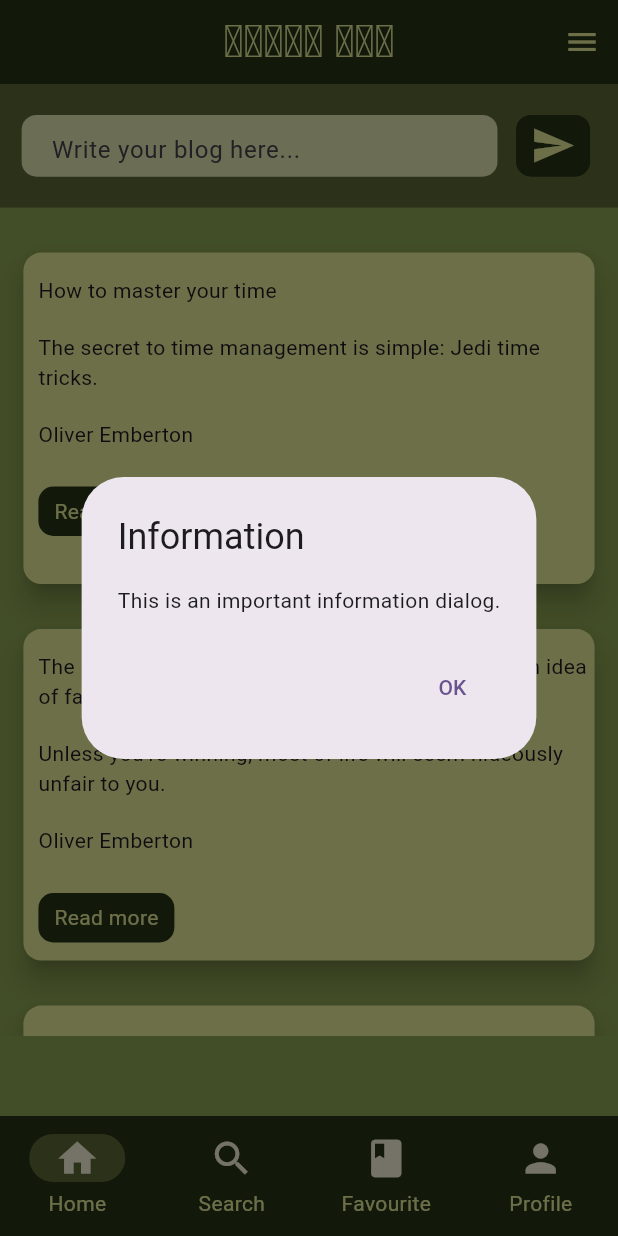
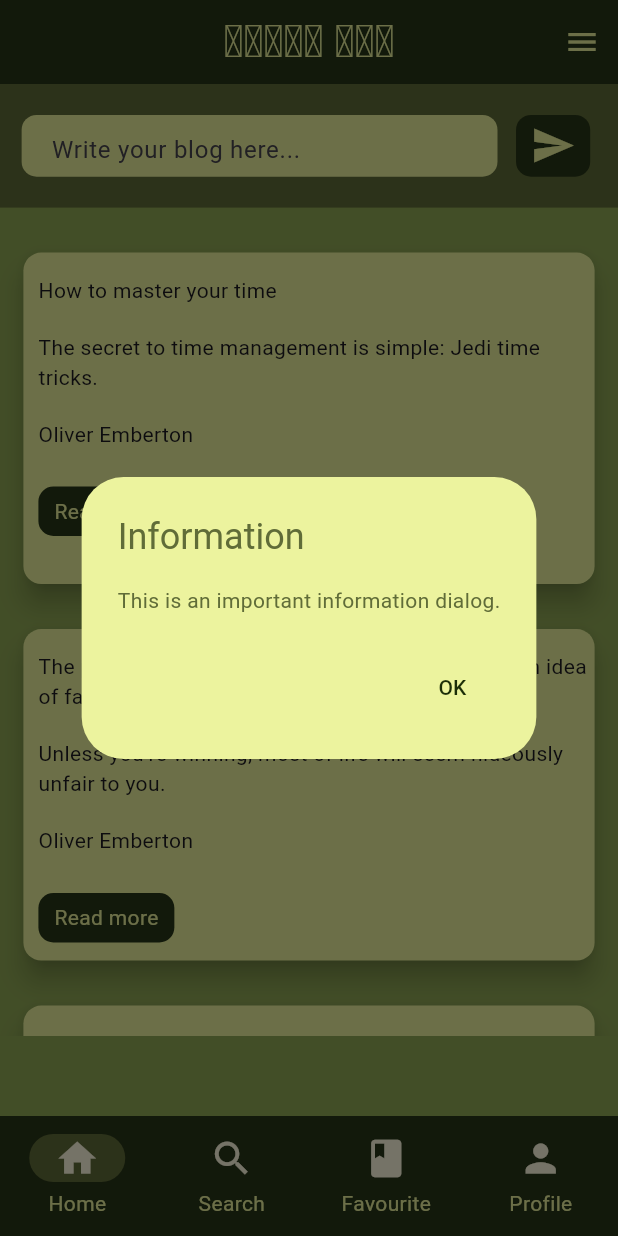
Before and after one commit to NetflixUser22232/blog_app_flutter, a Flutter app: the screen it shows after launch, after a tap on the "menu" icon, on a phone screen of 412 x 824 dp. Run offline on Flutter 3.47's test engine with Material 3 defaults, Android fonts, the phone set to English and light mode, and no system bars; our stand-ins replace flutter_rating_bar.

Commit message:
minor changes

```diff
--- a/lib/pages/home_page.dart
+++ b/lib/pages/home_page.dart
@@ -6,6 +6,6 @@ class HomePage extends StatelessWidget {
 
   @override
   Widget build(BuildContext context) {
-    return Scaffold(body: MainPage());
+    return SafeArea(child: Scaffold(body: MainPage()));
   }
 }
--- a/lib/pages/main_page.dart
+++ b/lib/pages/main_page.dart
@@ -40,12 +40,24 @@ class _MainPageState extends State<MainPage> {
               await showDialog(
                 context: context,
                 builder: (context) => AlertDialog(
-                  title: Text('Information'),
-                  content: Text('This is an important information dialog.'),
+                  title: Text(
+                    'Information',
+                    style: TextStyle(color: Color(0xFF606c38)),
+                  ),
+                  content: Text(
+                    'This is an important information dialog.',
+                    style: TextStyle(color: Color(0xFF606c38)),
+                  ),
+                  backgroundColor: Color(0xFFecf39e),
+                  //  Color(0xFF283618),
+                  // Color(0xFF606c38),
                   actions: [
                     TextButton(
                       onPressed: () => Navigator.of(context).pop(),
-                      child: Text('OK'),
+                      child: Text(
+                        'OK',
+                        style: TextStyle(color: Color.fromARGB(255, 27, 45, 7)),
+                      ),
                     ),
                   ],
                 ),
@@ -54,8 +66,12 @@ class _MainPageState extends State<MainPage> {
               // Then show snackbar after dialog is closed
               ScaffoldMessenger.of(context).showSnackBar(
                 SnackBar(
-                  content: Text('Dialog closed'),
+                  content: Text(
+                    'Dialog closed',
+                    style: TextStyle(color: Color(0xFFecf39e)),
+                  ),
                   duration: Duration(seconds: 2),
+                  backgroundColor: Color(0xFF606c38),
                 ),
               );
             },
@@ -91,7 +107,8 @@ class _MainPageState extends State<MainPage> {
                   height: height * 0.05,
                   decoration: BoxDecoration(
                     borderRadius: BorderRadius.circular(10),
-                    color: Color.fromARGB(255, 233, 237, 183),
+                    color: Color(0xFFecf39e),
+                    // Color.fromARGB(255, 233, 237, 183),
                     //  Color(0xFFfefae0),
                     // Colors.white,
                   ),
@@ -110,7 +127,7 @@ class _MainPageState extends State<MainPage> {
                       SnackBar(
                         content: const Text(
                           "You have successfully added a blog!",
-                          style: TextStyle(color: Color(0xFFfefae0)),
+                          style: TextStyle(color: Color(0xFFecf39e)),
                         ),
                         backgroundColor: Color(0xFF606c38),
                       ),
```
